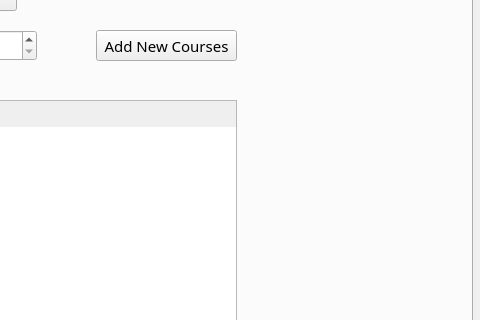
First picture: the form in MyGPAmate.ui, repository edeniyanda/MyGPAmate, before the edit; both pictures show x 688 to 1168 and y 105 to 425 of the 1168 by 592 pixel window.
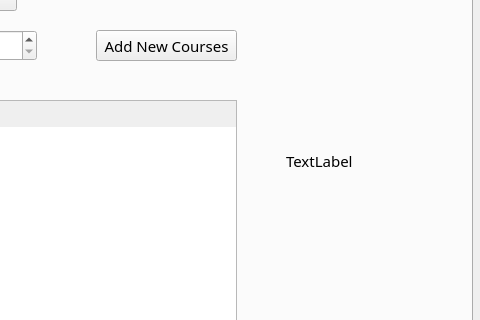
Second picture: the form after the edit. The open tabs and pages were chosen to show the change. Icons and pictures are not drawn.

Diff of the .ui file:
```diff
--- a/MyGPAmate.ui
+++ b/MyGPAmate.ui
@@ -983,6 +983,19 @@
          </property>
         </item>
        </widget>
+       <widget class="QLabel" name="label_25">
+        <property name="geometry">
+         <rect>
+          <x>900</x>
+          <y>170</y>
+          <width>111</width>
+          <height>61</height>
+         </rect>
+        </property>
+        <property name="text">
+         <string>TextLabel</string>
+        </property>
+       </widget>
       </widget>
       <widget class="QWidget" name="tab_8">
        <attribute name="title">
```
Left out of the diff: 2 changed lines with no effect on the pictures.
